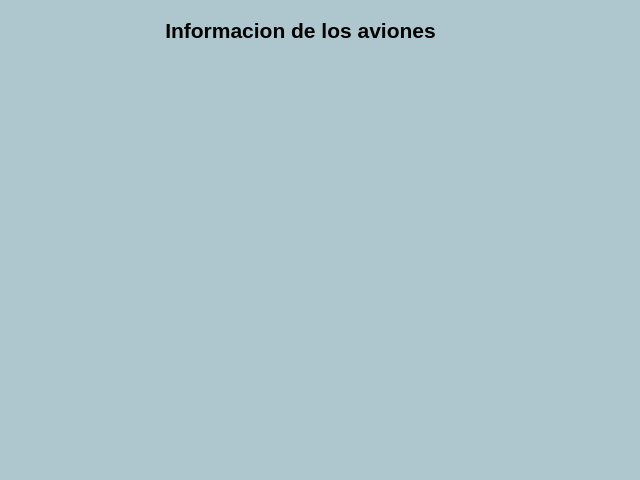
Qt form interfacesG/InfoAviones.ui (Mrempanada2/AeroChinquihue2) before a commit.
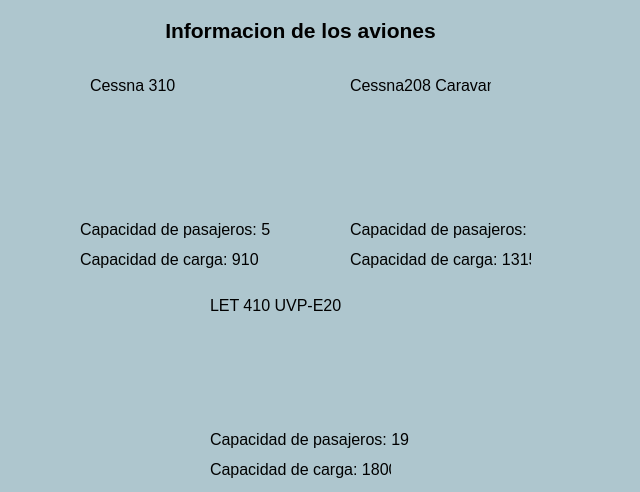
The same form after that commit. Icons and pictures are not drawn.

```diff
--- a/interfacesG/InfoAviones.ui
+++ b/interfacesG/InfoAviones.ui
@@ -7,7 +7,7 @@
     <x>0</x>
     <y>0</y>
     <width>640</width>
-    <height>480</height>
+    <height>492</height>
    </rect>
   </property>
   <property name="windowTitle">
@@ -50,6 +50,243 @@
     <set>Qt::AlignCenter</set>
    </property>
   </widget>
+  <widget class="QLabel" name="label_2">
+   <property name="geometry">
+    <rect>
+     <x>90</x>
+     <y>70</y>
+     <width>111</width>
+     <height>31</height>
+    </rect>
+   </property>
+   <property name="font">
+    <font>
+     <pointsize>12</pointsize>
+    </font>
+   </property>
+   <property name="text">
+    <string>Cessna 310</string>
+   </property>
+  </widget>
+  <widget class="QLabel" name="label_3">
+   <property name="geometry">
+    <rect>
+     <x>350</x>
+     <y>70</y>
+     <width>141</width>
+     <height>31</height>
+    </rect>
+   </property>
+   <property name="font">
+    <font>
+     <pointsize>12</pointsize>
+    </font>
+   </property>
+   <property name="text">
+    <string>Cessna208 Caravan</string>
+   </property>
+  </widget>
+  <widget class="QLabel" name="label_4">
+   <property name="geometry">
+    <rect>
+     <x>210</x>
+     <y>290</y>
+     <width>141</width>
+     <height>31</height>
+    </rect>
+   </property>
+   <property name="font">
+    <font>
+     <pointsize>12</pointsize>
+    </font>
+   </property>
+   <property name="text">
+    <string>LET 410 UVP-E20</string>
+   </property>
+  </widget>
+  <widget class="QLabel" name="label_5">
+   <property name="geometry">
+    <rect>
+     <x>80</x>
+     <y>220</y>
+     <width>191</width>
+     <height>21</height>
+    </rect>
+   </property>
+   <property name="font">
+    <font>
+     <pointsize>12</pointsize>
+    </font>
+   </property>
+   <property name="text">
+    <string>Capacidad de pasajeros: 5</string>
+   </property>
+   <property name="alignment">
+    <set>Qt::AlignLeading|Qt::AlignLeft|Qt::AlignTop</set>
+   </property>
+  </widget>
+  <widget class="QLabel" name="label_6">
+   <property name="geometry">
+    <rect>
+     <x>80</x>
+     <y>250</y>
+     <width>181</width>
+     <height>21</height>
+    </rect>
+   </property>
+   <property name="font">
+    <font>
+     <pointsize>12</pointsize>
+    </font>
+   </property>
+   <property name="text">
+    <string>Capacidad de carga: 910</string>
+   </property>
+   <property name="alignment">
+    <set>Qt::AlignLeading|Qt::AlignLeft|Qt::AlignTop</set>
+   </property>
+  </widget>
+  <widget class="QLabel" name="label_7">
+   <property name="geometry">
+    <rect>
+     <x>350</x>
+     <y>220</y>
+     <width>181</width>
+     <height>21</height>
+    </rect>
+   </property>
+   <property name="font">
+    <font>
+     <pointsize>12</pointsize>
+    </font>
+   </property>
+   <property name="text">
+    <string>Capacidad de pasajeros: 9</string>
+   </property>
+   <property name="alignment">
+    <set>Qt::AlignLeading|Qt::AlignLeft|Qt::AlignTop</set>
+   </property>
+  </widget>
+  <widget class="QLabel" name="label_8">
+   <property name="geometry">
+    <rect>
+     <x>350</x>
+     <y>250</y>
+     <width>181</width>
+     <height>21</height>
+    </rect>
+   </property>
+   <property name="font">
+    <font>
+     <pointsize>12</pointsize>
+    </font>
+   </property>
+   <property name="text">
+    <string>Capacidad de carga: 1315</string>
+   </property>
+   <property name="alignment">
+    <set>Qt::AlignLeading|Qt::AlignLeft|Qt::AlignTop</set>
+   </property>
+  </widget>
+  <widget class="QLabel" name="label_9">
+   <property name="geometry">
+    <rect>
+     <x>210</x>
+     <y>430</y>
+     <width>201</width>
+     <height>21</height>
+    </rect>
+   </property>
+   <property name="font">
+    <font>
+     <pointsize>12</pointsize>
+    </font>
+   </property>
+   <property name="text">
+    <string>Capacidad de pasajeros: 19</string>
+   </property>
+   <property name="alignment">
+    <set>Qt::AlignLeading|Qt::AlignLeft|Qt::AlignTop</set>
+   </property>
+  </widget>
+  <widget class="QLabel" name="label_10">
+   <property name="geometry">
+    <rect>
+     <x>210</x>
+     <y>460</y>
+     <width>181</width>
+     <height>21</height>
+    </rect>
+   </property>
+   <property name="font">
+    <font>
+     <pointsize>12</pointsize>
+    </font>
+   </property>
+   <property name="text">
+    <string>Capacidad de carga: 1800</string>
+   </property>
+   <property name="alignment">
+    <set>Qt::AlignLeading|Qt::AlignLeft|Qt::AlignTop</set>
+   </property>
+  </widget>
+  <widget class="QLabel" name="label_11">
+   <property name="geometry">
+    <rect>
+     <x>90</x>
+     <y>110</y>
+     <width>131</width>
+     <height>101</height>
+    </rect>
+   </property>
+   <property name="text">
+    <string/>
+   </property>
+   <property name="pixmap">
+    <pixmap>../imgs/cessna310.jpg</pixmap>
+   </property>
+   <property name="scaledContents">
+    <bool>true</bool>
+   </property>
+  </widget>
+  <widget class="QLabel" name="label_12">
+   <property name="geometry">
+    <rect>
+     <x>350</x>
+     <y>110</y>
+     <width>151</width>
+     <height>101</height>
+    </rect>
+   </property>
+   <property name="text">
+    <string/>
+   </property>
+   <property name="pixmap">
+    <pixmap>../imgs/Cessna208_Caravan.jpg</pixmap>
+   </property>
+   <property name="scaledContents">
+    <bool>true</bool>
+   </property>
+  </widget>
+  <widget class="QLabel" name="label_13">
+   <property name="geometry">
+    <rect>
+     <x>210</x>
+     <y>320</y>
+     <width>151</width>
+     <height>101</height>
+    </rect>
+   </property>
+   <property name="text">
+    <string/>
+   </property>
+   <property name="pixmap">
+    <pixmap>../imgs/LET410.jpg</pixmap>
+   </property>
+   <property name="scaledContents">
+    <bool>true</bool>
+   </property>
+  </widget>
  </widget>
  <resources/>
  <connections/>
```
Left out of the diff: 4 changed lines with no effect on the pictures.
